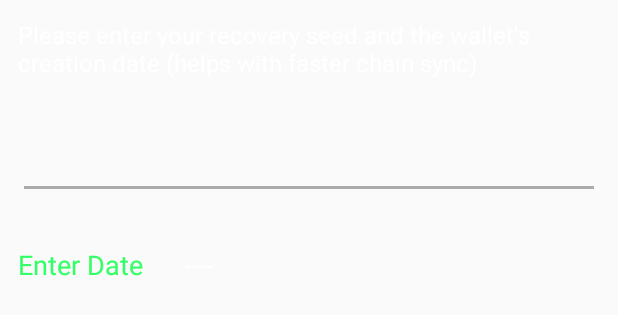
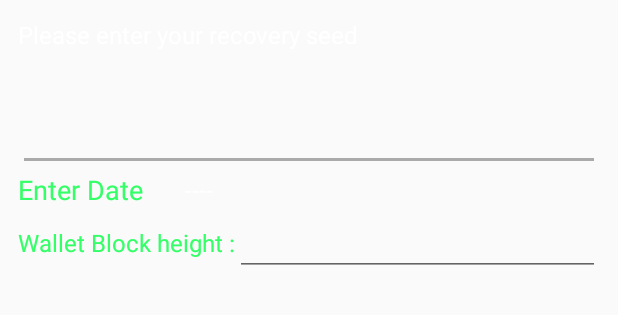
Before and after one commit to ehanoc/xwallet, an Android app: the layout fragment_wallet_recover.xml on its own in the app's theme, with its tools: preview values and no code run, on a phone screen of 412 x 824 dp. Shown: the top 315 px of the screen. Run offline under Robolectric (Android 15) with nearby library versions, the phone set to English and light mode, and no system bars.

Commit message:
Handle outgoing txs. Monero differenciate between in and outs. Ui fixes. Recovery set with blockheight

```diff
--- a/app/src/main/java/com/bytetobyte/xwallet/ui/adapters/TxsAdapter.java
+++ b/app/src/main/java/com/bytetobyte/xwallet/ui/adapters/TxsAdapter.java
@@ -68,7 +68,7 @@ public class TxsAdapter extends RecyclerView.Adapter<TxsAdapter.ViewHolder> {
 
         holder._amountText.setText(amount);
         holder._dateText.setText(tx.getTxUpdate().toString());
-        holder._statusText.setText(tx.getConfirmations());
+        holder._statusText.setText(String.format("%s CONFIRMATIONS", tx.getConfirmations()));
         holder.setCoinLabel(_activity.getSelectedCoin());
     }
 
--- a/app/src/main/res/layout/fragment_wallet_recover.xml
+++ b/app/src/main/res/layout/fragment_wallet_recover.xml
@@ -25,10 +25,11 @@
             android:layout_height="@dimen/recover_input_height" />
 
         <LinearLayout
+            android:id="@+id/recovery_date_options"
             android:weightSum="10"
             android:gravity="center_vertical"
             android:layout_below="@+id/recover_seed_input"
-            android:layout_above="@+id/recover_button"
+
             android:orientation="horizontal"
             android:layout_width="match_parent"
             android:layout_height="wrap_content">
@@ -47,6 +48,28 @@
                 android:layout_weight="9"
                 android:text="----"
                 android:layout_width="wrap_content"
+                android:layout_height="wrap_content" />
+
+        </LinearLayout>
+
+        <LinearLayout
+            android:id="@+id/recovery_block_height_options_layout"
+            android:layout_below="@+id/recovery_date_options"
+            android:layout_above="@+id/recover_button"
+            android:orientation="horizontal"
+            android:layout_width="match_parent"
+            android:layout_height="match_parent">
+
+            <TextView
+                android:text="Wallet Block height :"
+                android:textColor="@color/colorSecondary"
+                android:layout_width="wrap_content"
+                android:layout_height="wrap_content" />
+
+            <EditText
+                android:id="@+id/recovery_block_height_text"
+                android:inputType="number"
+                android:layout_width="match_parent"
                 android:layout_height="wrap_content" />
 
         </LinearLayout>
--- a/app/src/main/res/values/strings.xml
+++ b/app/src/main/res/values/strings.xml
@@ -8,7 +8,7 @@
     <string name="lock_confirm_pin_title">PLEASE CONFIRM</string>
     <string name="lock_enter_pin_title">PLEASE ENTER</string>
     <string name="lock_enter_pin">YOUR PIN</string>
-    <string name="recover_enter_seed_and_date">Please enter your recovery seed and the wallet\'s creation date (helps with faster chain sync)</string>
+    <string name="recover_enter_seed_and_date">Please enter your recovery seed</string>
     <string name="backup_wallet_seed_description">Keep this next set of words secret. Without it you won\'t be able to recover your wallet!</string>
     <string name="service_notification_title">Syncing Blockchain</string>
     <string name="wallet_info_description">Open source wallet app with no third - party servers to manage your wallet. Other currencies planned to be added...</string>
--- a/build.gradle
+++ b/build.gradle
@@ -5,6 +5,7 @@ buildscript {
         jcenter()
         maven { url "https://maven.google.com"}
         maven { url 'https://oss.sonatype.org/content/repositories/snapshots' }
+        google()
     }
     dependencies {
         classpath 'com.android.tools.build:gradle:3.0.0'
```
Also changed, not shown: app/build.gradle (+8 -8 lines), app/src/main/java/com/bytetobyte/xwallet/service/coin/bitcoin/BitcoinManager.java (+7 -4 lines), app/src/main/java/com/bytetobyte/xwallet/service/coin/monero/MoneroManager.java (+43 -9 lines), app/src/main/java/com/bytetobyte/xwallet/ui/fragment/RecoverFragment.java (+12 -1 lines), app/src/main/java/com/bytetobyte/xwallet/ui/fragment/view/RecoverFragmentView.java (+23 -0 lines), app/src/main/res/layout/row_coin.xml (+9 -5 lines).
